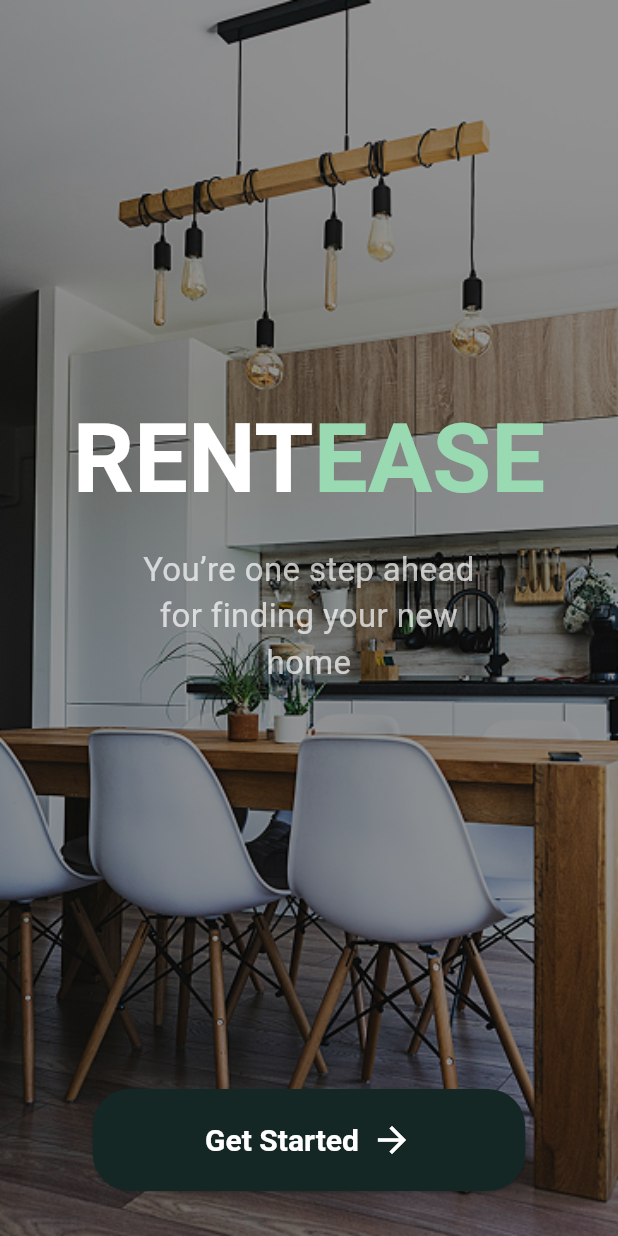
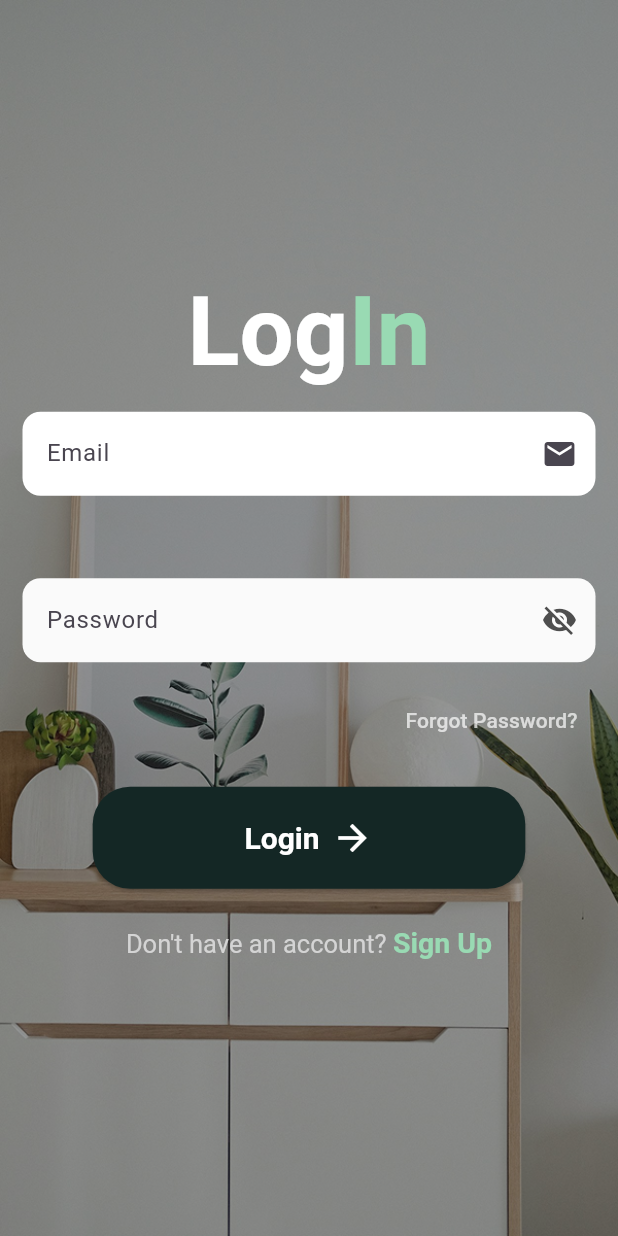
Before and after one commit to sagarlama0102/rentease, a Flutter app: the screen it shows after launch, after a tap on "Get Started", on a phone screen of 412 x 824 dp. Run offline on Flutter 3.47's test engine with Material 3 defaults, Android fonts, the phone set to English and light mode, and no system bars.

Commit message:
creating login screen

```diff
--- /dev/null
+++ b/lib/screens/login_screen.dart
@@ -0,0 +1,245 @@
+import 'package:flutter/gestures.dart';
+import 'package:flutter/material.dart';
+
+
+class LoginScreen extends StatefulWidget {
+  const LoginScreen({super.key});
+
+  @override
+  State<LoginScreen> createState() => _LoginScreenState();
+}
+
+class _LoginScreenState extends State<LoginScreen> {
+  final _fromKey = GlobalKey<FormState>();
+
+  bool _isPasswordVisible = false;
+
+  String? _validateEmail(String? value) {
+    if (value == null || value.isEmpty) {
+      return "Please enter your email";
+    }
+    final emailRegex = RegExp(r'^[\w-\.]+@([\w-]+\.)+[\w-]{2,4}$');
+    if (!emailRegex.hasMatch(value)) {
+      return 'Please enter a valid email address.';
+    }
+    return null;
+  }
+
+  String? _validatePassword(String? value) {
+    if (value == null || value.isEmpty) {
+      return 'Please enter your password.';
+    }
+    if (value.length < 8) {
+      return 'Password must be at least 8 characters long.';
+    }
+    return null;
+  }
+
+  @override
+  Widget build(BuildContext context) {
+    return Scaffold(
+      resizeToAvoidBottomInset: false,
+      body: SafeArea(
+        child: Container(
+          width: double.infinity,
+          height: double.infinity,
+          decoration: BoxDecoration(
+            image: DecorationImage(
+              image: AssetImage('assets/images/loginimage.png'),
+              fit: BoxFit.cover,
+              colorFilter: ColorFilter.mode(
+                Colors.black.withOpacity(0.4),
+                BlendMode.darken,
+              ),
+            ),
+          ),
+          child: Column(
+            mainAxisAlignment: MainAxisAlignment.center,
+            children: [
+              Center(
+                child: RichText(
+                  text: TextSpan(
+                    children: <TextSpan>[
+                      TextSpan(
+                        text: 'Log',
+                        style: TextStyle(
+                          fontSize: 64,
+                          fontWeight: FontWeight.w700,
+                          color: Colors.white,
+                        ),
+                      ),
+                      TextSpan(
+                        text: 'In',
+                        style: TextStyle(
+                          fontSize: 64,
+                          fontWeight: FontWeight.w700,
+                          color: Color(0xff99DAB3),
+                        ),
+                      ),
+                    ],
+                  ),
+                ),
+              ),
+              Form(
+                key: _fromKey,
+                child: Column(
+                  children: [
+                    Padding(
+                      padding: const EdgeInsets.all(15),
+                      child: TextFormField(
+                        keyboardType: TextInputType.emailAddress,
+                        style: TextStyle(
+                          color: const Color.fromARGB(255, 78, 78, 78),
+                        ),
+                        decoration: InputDecoration(
+                          labelText: "Email",
+                          hintText: "Enter your Email",
+                          suffixIcon: Icon(Icons.email),
+                          border: OutlineInputBorder(
+                            borderRadius: BorderRadius.circular(12),
+                            borderSide: BorderSide.none,
+                          ),
+                          focusedBorder: OutlineInputBorder(
+                            borderRadius: BorderRadius.circular(12),
+                            borderSide: BorderSide(
+                              color: Color(0xff142725),
+                              width: 2,
+                            ),
+                          ),
+                          filled: true,
+                          fillColor: Colors.white,
+                        ),
+                        validator: _validateEmail,
+                      ),
+                    ),
+                  ],
+                ),
+              ),
+              SizedBox(height: 25),
+
+              Padding(
+                padding: const EdgeInsets.all(15),
+                child: TextFormField(
+                  obscureText: !_isPasswordVisible,
+                  style: TextStyle(color: Color.fromARGB(255, 78, 78, 78)),
+                  decoration: InputDecoration(
+                    labelText: 'Password',
+                    hintText: 'Enter your Password',
+                    suffixIcon: IconButton(
+                      icon: Icon(
+                        _isPasswordVisible
+                            ? Icons.visibility
+                            : Icons.visibility_off,
+                        color: Color.fromARGB(255, 78, 78, 78),
+                      ),
+                      onPressed: () {
+                        setState(() {
+                          _isPasswordVisible = !_isPasswordVisible;
+                        });
+                      },
+                    ),
+                    border: OutlineInputBorder(
+                      borderRadius: BorderRadius.circular(12),
+                      borderSide: BorderSide.none,
+                    ),
+                    focusedBorder: OutlineInputBorder(
+                      borderRadius: BorderRadius.circular(12),
+                      borderSide: BorderSide(
+                        color: Color(0xff142725),
+                        width: 2,
+                      ),
+                    ),
+                    filled: true,
+                    fillColor: Colors.grey.shade50,
+                  ),
+                  validator: _validatePassword,
+                ),
+              ),
+              Padding(
+                padding: const EdgeInsets.symmetric(horizontal: 15),
+                child: Align(
+                  alignment: Alignment.centerRight,
+                  child: TextButton(
+                    onPressed: () {},
+                    child: const Text(
+                      "Forgot Password?",
+                      style: TextStyle(color: Colors.white70),
+                    ),
+                  ),
+                ),
+              ),
+              SizedBox(height: 20),
+
+              SizedBox(
+                width: MediaQuery.of(context).size.width * 0.7,
+                child: ElevatedButton(
+                  onPressed: () {
+                    // Navigator.push(
+                    //   context,
+                    //   MaterialPageRoute(
+                    //     builder: (context) => DashboardScreen(),
+                    //   ),
+                    // );
+                  },
+                  style: ElevatedButton.styleFrom(
+                    padding: EdgeInsets.symmetric(vertical: 20),
+                    shape: RoundedRectangleBorder(
+                      borderRadius: BorderRadius.circular(25),
+                    ),
+                    backgroundColor: Color(0xff142725),
+                    foregroundColor: Colors.white,
+                    textStyle: TextStyle(
+                      fontSize: 20,
+                      fontWeight: FontWeight.w700,
+                    ),
+                  ),
+
+                  child: Row(
+                    mainAxisAlignment: MainAxisAlignment.center,
+                    children: [
+                      Text("Login"),
+                      SizedBox(width: 8),
+                      Icon(Icons.arrow_forward, size: 28),
+                    ],
+                  ),
+                ),
+              ),
+              const SizedBox(height: 25),
+
+              RichText(
+                text: TextSpan(
+                  children: [
+                    const TextSpan(
+                      text: "Don't have an account? ",
+                      style: TextStyle(
+                        fontSize: 17,
+                        color: Color.fromARGB(255, 212, 212, 212),
+                      ),
+                    ),
+                    TextSpan(
+                      text: "Sign Up",
+                      style: const TextStyle(
+                        fontSize: 19,
+                        color: Color(0xff99DAB3),
+                        fontWeight: FontWeight.bold,
+                      ),
+                      recognizer: TapGestureRecognizer()
+                        ..onTap = () {
+                          // Navigator.push(
+                          //   context,
+                          //   MaterialPageRoute(
+                          //     builder: (context) => SignupScreen(),
+                          //   ),
+                          // );
+                        },
+                    ),
+                  ],
+                ),
+              ),
+            ],
+          ),
+        ),
+      ),
+    );
+  }
+}
--- a/lib/screens/onboarding_screen.dart
+++ b/lib/screens/onboarding_screen.dart
@@ -1,4 +1,5 @@
 import 'package:flutter/material.dart';
+import 'package:rentease/screens/login_screen.dart';
 
 class OnboardingScreen extends StatelessWidget {
   const OnboardingScreen({super.key});
@@ -57,10 +58,10 @@ class OnboardingScreen extends StatelessWidget {
                 width: MediaQuery.of(context).size.width * 0.7,
                 child: ElevatedButton(
                   onPressed: () {
-                    // Navigator.push(
-                    //   context,
-                    //   MaterialPageRoute(builder: (context) => LoginScreen()),
-                    // );
+                    Navigator.push(
+                      context,
+                      MaterialPageRoute(builder: (context) => LoginScreen()),
+                    );
                   },
                   style: ElevatedButton.styleFrom(
                     padding: EdgeInsets.symmetric(vertical: 20),
```
